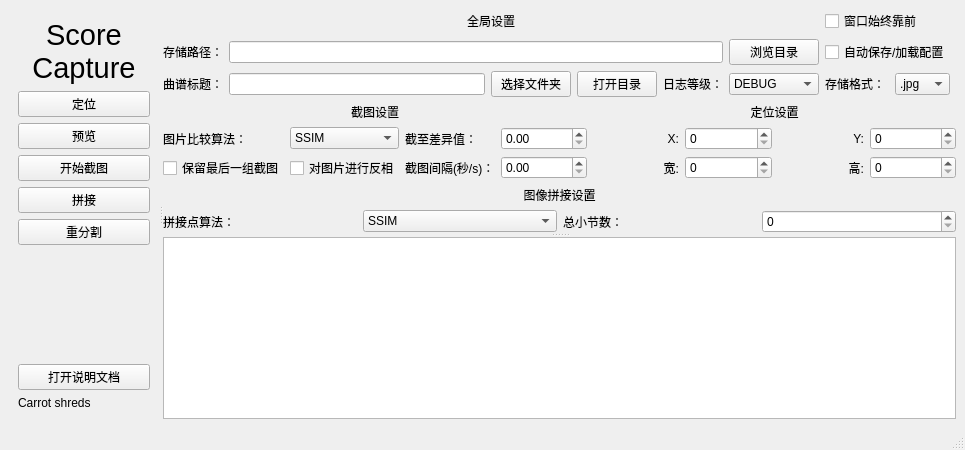
Qt form src/ui/mainwindow.ui (Carrot-shreds/score_capture) before a commit.
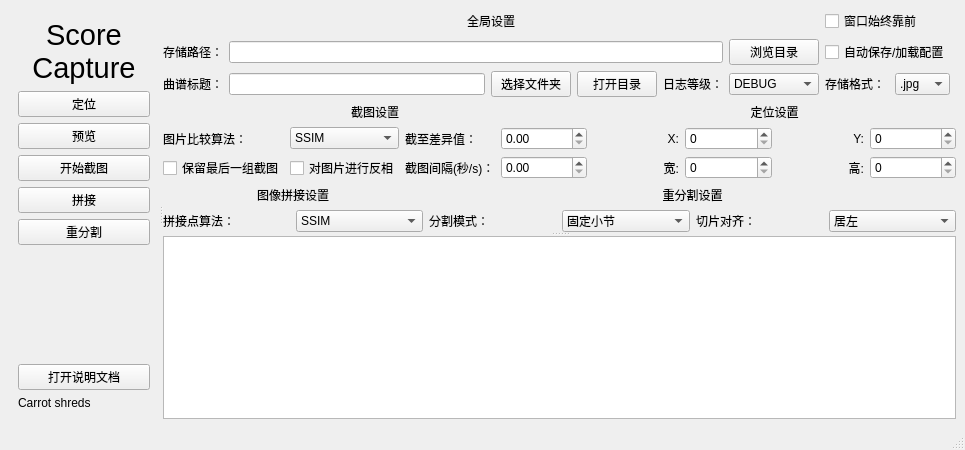
The same form after that commit.

Commit message: 0.0.3 初步实现重分割

```diff
--- a/src/ui/mainwindow.ui
+++ b/src/ui/mainwindow.ui
@@ -458,8 +458,62 @@
            </item>
            <item row="3" column="0" colspan="8">
             <layout class="QGridLayout" name="gridLayout_6">
+             <item row="1" column="1">
+              <widget class="QComboBox" name="comboBox_stitch_method">
+               <property name="currentText">
+                <string>SSIM</string>
+               </property>
+               <item>
+                <property name="text">
+                 <string>SSIM</string>
+                </property>
+               </item>
+               <item>
+                <property name="text">
+                 <string>MSE</string>
+                </property>
+               </item>
+              </widget>
+             </item>
+             <item row="0" column="0" colspan="2">
+              <widget class="QLabel" name="label_24">
+               <property name="text">
+                <string>图像拼接设置</string>
+               </property>
+               <property name="alignment">
+                <set>Qt::AlignmentFlag::AlignCenter</set>
+               </property>
+              </widget>
+             </item>
              <item row="1" column="3">
-              <widget class="QSpinBox" name="spinBox_bar_lines_num"/>
+              <widget class="QComboBox" name="comboBox_reclip_method">
+               <property name="currentText">
+                <string>固定小节</string>
+               </property>
+               <item>
+                <property name="text">
+                 <string>固定小节</string>
+                </property>
+               </item>
+               <item>
+                <property name="text">
+                 <string>限制宽度</string>
+                </property>
+               </item>
+              </widget>
+             </item>
+             <item row="1" column="2">
+              <widget class="QLabel" name="label_18">
+               <property name="layoutDirection">
+                <enum>Qt::LayoutDirection::LeftToRight</enum>
+               </property>
+               <property name="text">
+                <string>分割模式：</string>
+               </property>
+               <property name="alignment">
+                <set>Qt::AlignmentFlag::AlignLeading|Qt::AlignmentFlag::AlignLeft|Qt::AlignmentFlag::AlignVCenter</set>
+               </property>
+              </widget>
              </item>
              <item row="1" column="0">
               <widget class="QLabel" name="label_17">
@@ -474,37 +528,27 @@
                </property>
               </widget>
              </item>
-             <item row="1" column="2">
-              <widget class="QLabel" name="label_18">
+             <item row="1" column="4">
+              <widget class="QLabel" name="label_19">
                <property name="layoutDirection">
                 <enum>Qt::LayoutDirection::LeftToRight</enum>
                </property>
                <property name="text">
-                <string>总小节数：</string>
+                <string>切片对齐：</string>
                </property>
                <property name="alignment">
                 <set>Qt::AlignmentFlag::AlignLeading|Qt::AlignmentFlag::AlignLeft|Qt::AlignmentFlag::AlignVCenter</set>
                </property>
               </widget>
              </item>
-             <item row="0" column="0" colspan="4">
-              <widget class="QLabel" name="label_24">
-               <property name="text">
-                <string>图像拼接设置</string>
-               </property>
-               <property name="alignment">
-                <set>Qt::AlignmentFlag::AlignCenter</set>
-               </property>
-              </widget>
-             </item>
-             <item row="1" column="1">
-              <widget class="QComboBox" name="comboBox_stitch_method">
+             <item row="1" column="5">
+              <widget class="QComboBox" name="comboBox_clip_align">
                <property name="currentText">
-                <string>MSE</string>
+                <string>居中</string>
                </property>
                <item>
                 <property name="text">
-                 <string>SSIM</string>
+                 <string>居左</string>
                 </property>
                </item>
                <item>
@@ -512,6 +556,21 @@
                  <string>MSE</string>
                 </property>
                </item>
+               <item>
+                <property name="text">
+                 <string>居右</string>
+                </property>
+               </item>
+              </widget>
+             </item>
+             <item row="0" column="2" colspan="4">
+              <widget class="QLabel" name="label_25">
+               <property name="text">
+                <string>重分割设置</string>
+               </property>
+               <property name="alignment">
+                <set>Qt::AlignmentFlag::AlignCenter</set>
+               </property>
               </widget>
              </item>
             </layout>
```
Left out of the diff: 2 changed lines with no effect on the pictures. The commit also changes 3 other files.
